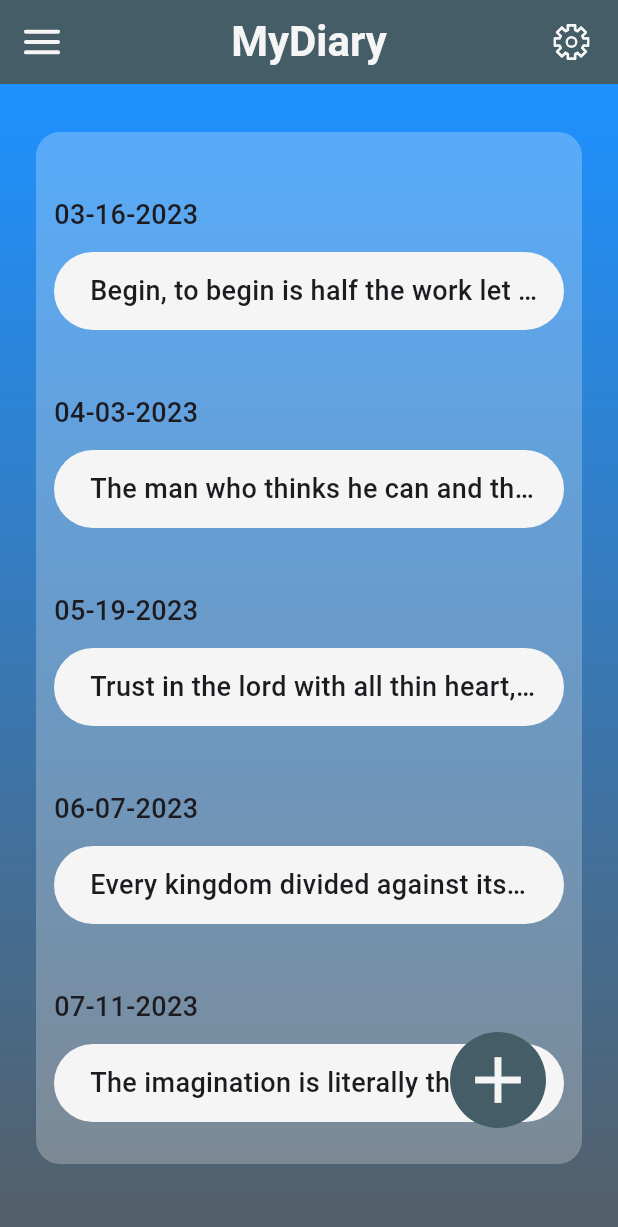
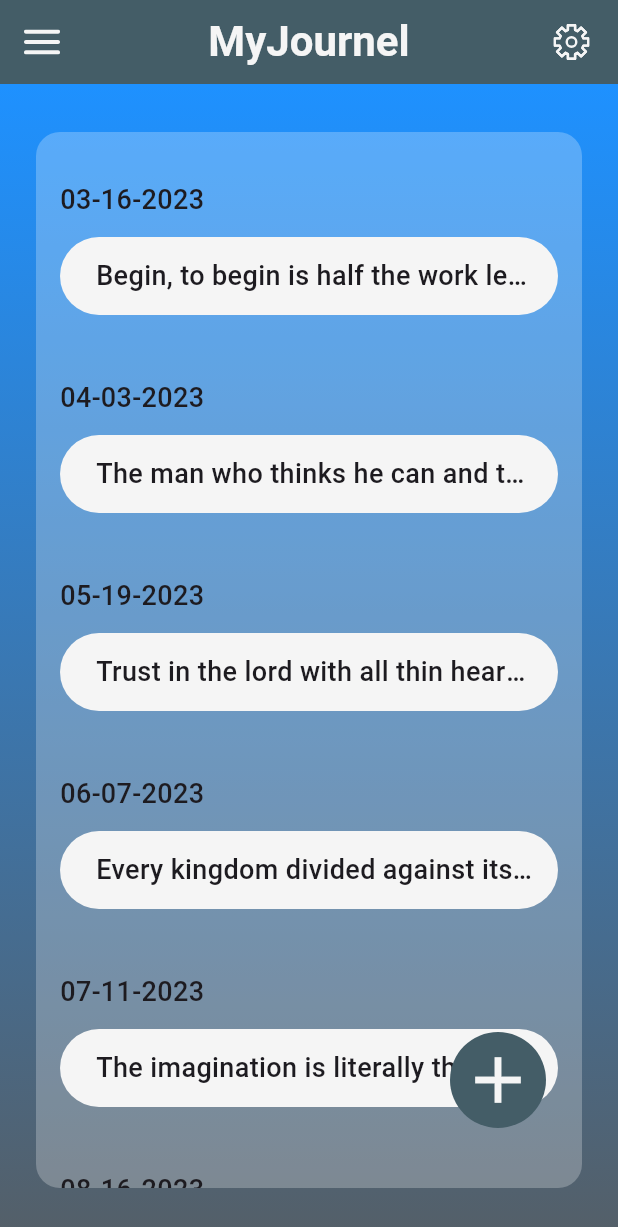
Before and after one commit to kwe92/Journal-App, a Flutter app: the screen it shows after launch, on a phone screen of 412 x 824 dp. Shown: the top 1227 px of the screen. Run offline on Flutter 3.47's test engine with Material 2 defaults, Android fonts, the phone set to English and light mode, and no system bars; our stand-ins replace auto_route, flutter_svg, get_it.

```diff
--- a/lib/app/app_router.dart
+++ b/lib/app/app_router.dart
@@ -1,8 +1,8 @@
 import 'package:auto_route/auto_route.dart';
-import 'package:diary_app/features/shared/services/get_it.dart';
+import 'package:journal_app/features/shared/services/get_it.dart';
 import 'app_router.gr.dart';
 
-AppRouter get appRouter => getIt.get<AppRouter>();
+AppRouter get appRouter => locator.get<AppRouter>();
 
 /// refresh generated router 'dart run build_runner build'
 
@@ -10,7 +10,7 @@ AppRouter get appRouter => getIt.get<AppRouter>();
 class AppRouter extends $AppRouter {
   @override
   List<AutoRoute> get routes => [
-        AutoRoute(page: DiaryRoute.page, initial: true),
+        AutoRoute(page: JournalRoute.page, initial: true),
         AutoRoute(page: EntryRoute.page),
       ];
 }
--- a/lib/app/theme/colors.dart
+++ b/lib/app/theme/colors.dart
@@ -6,6 +6,6 @@ class AppColors {
   static const offWhite = Color(0xffF5F5F5);
   static const blue0 = Color(0xff1e91ff);
   static const blueGrey0 = Color(0xff545F68);
-  // static const diaryBackground = Color(0xff00d2ff);
-  static const diaryBackground = Color(0xffffffff);
+  // static const journalBackground = Color(0xff00d2ff);
+  static const journalBackground = Color(0xffffffff);
 }
--- a/lib/app/theme/theme.dart
+++ b/lib/app/theme/theme.dart
@@ -1,4 +1,4 @@
-import 'package:diary_app/app/theme/colors.dart';
+import 'package:journal_app/app/theme/colors.dart';
 import 'package:flutter/material.dart';
 
 class AppTheme {
--- a/lib/features/entry/ui/entry_view.dart
+++ b/lib/features/entry/ui/entry_view.dart
@@ -1,7 +1,7 @@
 import "package:auto_route/annotations.dart";
-import "package:diary_app/app/theme/colors.dart";
-import "package:diary_app/features/shared/models/entry.dart";
-import "package:diary_app/features/shared/ui/base_scaffold.dart";
+import "package:journal_app/app/theme/colors.dart";
+import "package:journal_app/features/shared/models/entry.dart";
+import "package:journal_app/features/shared/ui/base_scaffold.dart";
 import "package:flutter/material.dart";
 
 @RoutePage()
--- a/lib/features/diary/ui/diary_view.dart
+++ b/lib/features/journal/ui/journal_view.dart
@@ -1,9 +1,12 @@
-import 'dart:convert';
-
+import 'package:auto_route/auto_route.dart';
+import 'package:journal_app/app/app_router.dart';
+import 'package:journal_app/app/app_router.gr.dart';
+import 'package:journal_app/features/shared/models/entry.dart';
+import 'package:journal_app/features/shared/ui/base_scaffold.dart';
 import 'package:flutter/material.dart';
 import 'package:flutter_svg/svg.dart';
 
-import 'package:diary_app/app/theme/colors.dart';
+import 'package:journal_app/app/theme/colors.dart';
 
 final entriesJSON = [
   <String, dynamic>{
@@ -47,26 +50,17 @@ final entries = entriesJSON
     )
     .toList();
 
-class DiaryView extends StatelessWidget {
-  const DiaryView({super.key});
+@RoutePage()
+class JournalView extends StatelessWidget {
+  const JournalView({super.key});
 
   @override
   Widget build(BuildContext context) {
-    return SafeArea(
-      child: Scaffold(
-        appBar: AppBar(
-          title: const Text("MyDiary"),
-          centerTitle: true,
+    return BaseScaffold(
+      title: "MyJournel",
       leading: Padding(
         padding: const EdgeInsets.all(16.0),
         child: SvgPicture.asset("assets/images/menu_icon.svg"),
-          ),
-          actions: [
-            Padding(
-              padding: const EdgeInsets.all(16.0),
-              child: SvgPicture.asset("assets/images/setings_icon.svg"),
-            ),
-          ],
       ),
       body: Container(
         decoration: const BoxDecoration(
@@ -84,10 +78,11 @@ class DiaryView extends StatelessWidget {
             left: 24,
             top: 32,
             right: 24,
-              bottom: 48,
+            bottom: 32,
           ),
+          // padding: EdgeInsets.only(bottom: 24),
           decoration: BoxDecoration(
-              color: AppColors.diaryBackground.withOpacity(0.25),
+            color: AppColors.journalBackground.withOpacity(0.25),
             borderRadius: const BorderRadius.all(
               Radius.circular(16),
             ),
@@ -96,21 +91,26 @@ class DiaryView extends StatelessWidget {
             itemCount: entries.length,
             itemBuilder: (BuildContext context, int i) {
               return Padding(
-                  padding: const EdgeInsets.only(top: 42.0),
+                padding: EdgeInsets.only(top: i == 0 ? 32 : 0, bottom: 42),
                 child: Column(
                   crossAxisAlignment: CrossAxisAlignment.start,
                   children: [
                     Padding(
-                        padding: const EdgeInsets.only(left: 12.0),
+                      padding: const EdgeInsets.only(left: 16.0),
                       child: Text(entries[i].createdDate),
                     ),
                     const SizedBox(
                       height: 12,
                     ),
-                      Container(
+                    GestureDetector(
+                      // TODO: replace with navigation to entry view
+                      onTap: () => appRouter.push(
+                        EntryRoute(entry: entries[i]),
+                      ),
+                      child: Container(
                         alignment: Alignment.center,
                         padding: const EdgeInsets.only(left: 24, right: 16),
-                        margin: const EdgeInsets.symmetric(horizontal: 12),
+                        margin: const EdgeInsets.symmetric(horizontal: 16),
                         height: 52,
                         width: double.infinity,
                         decoration: const BoxDecoration(
@@ -123,6 +123,7 @@ class DiaryView extends StatelessWidget {
                           entries[i].entry,
                           overflow: TextOverflow.ellipsis,
                         ),
+                      ),
                     )
                   ],
                 ),
@@ -132,7 +133,6 @@ class DiaryView extends StatelessWidget {
         ),
       ),
       floatingActionButton: AddButton(onTap: () {}),
-      ),
     );
   }
 }
@@ -179,40 +179,3 @@ class AddButton extends StatelessWidget {
 }
 
 // ENTRY MODEL
-
-class Entry {
-  final String createdDate;
-  final String entry;
-  const Entry({required this.createdDate, required this.entry});
-
-  Map<String, dynamic> toMap() {
-    return {
-      'createdDate': createdDate,
-      'entry': entry,
-    };
-  }
-
-  factory Entry.fromMap(Map<String, dynamic> map) {
-    return Entry(
-      createdDate: map['createdDate'] ?? '',
-      entry: map['entry'] ?? '',
-    );
-  }
-
-  String toJson() => json.encode(toMap());
-
-  factory Entry.fromJson(String source) => Entry.fromMap(json.decode(source));
-
-  @override
-  String toString() => 'Entry(createdDate: $createdDate, entry: $entry)';
-
-  @override
-  bool operator ==(Object other) {
-    if (identical(this, other)) return true;
-
-    return other is Entry && other.createdDate == createdDate && other.entry == entry;
-  }
-
-  @override
-  int get hashCode => createdDate.hashCode ^ entry.hashCode;
-}
--- a/lib/features/shared/models/entry.dart
+++ b/lib/features/shared/models/entry.dart
@@ -3,7 +3,10 @@ import 'dart:convert';
 class Entry {
   final String createdDate;
   final String entry;
-  const Entry({required this.createdDate, required this.entry});
+  const Entry({
+    required this.createdDate,
+    required this.entry,
+  });
 
   Map<String, dynamic> toMap() {
     return {
--- a/lib/features/shared/services/get_it.dart
+++ b/lib/features/shared/services/get_it.dart
@@ -1,8 +1,8 @@
-import 'package:diary_app/app/app_router.dart';
+import 'package:journal_app/app/app_router.dart';
 import 'package:get_it/get_it.dart';
 
-final getIt = GetIt.I;
+final locator = GetIt.instance;
 
 void configureDependencies() {
-  getIt.registerSingleton<AppRouter>(AppRouter());
+  locator.registerSingleton<AppRouter>(AppRouter());
 }
--- a/lib/main.dart
+++ b/lib/main.dart
@@ -1,6 +1,6 @@
-import 'package:diary_app/app/app_router.dart';
-import 'package:diary_app/app/theme/theme.dart';
-import 'package:diary_app/features/shared/services/get_it.dart';
+import 'package:journal_app/app/app_router.dart';
+import 'package:journal_app/app/theme/theme.dart';
+import 'package:journal_app/features/shared/services/get_it.dart';
 import 'package:flutter/material.dart';
 
 void main() {
```
Also changed, not shown: lib/features/shared/services/api_service.dart (added, +11 -0 lines), lib/features/shared/services/http_service.dart (added, +116 -0 lines), pubspec.yaml (+6 -1 lines), lib/app/app_router.gr.dart, lib/features/journal/ui/journal_view_model.dart (added), pubspec.lock, 17 other files. Lines whose indentation alone changed are shown as unchanged.
